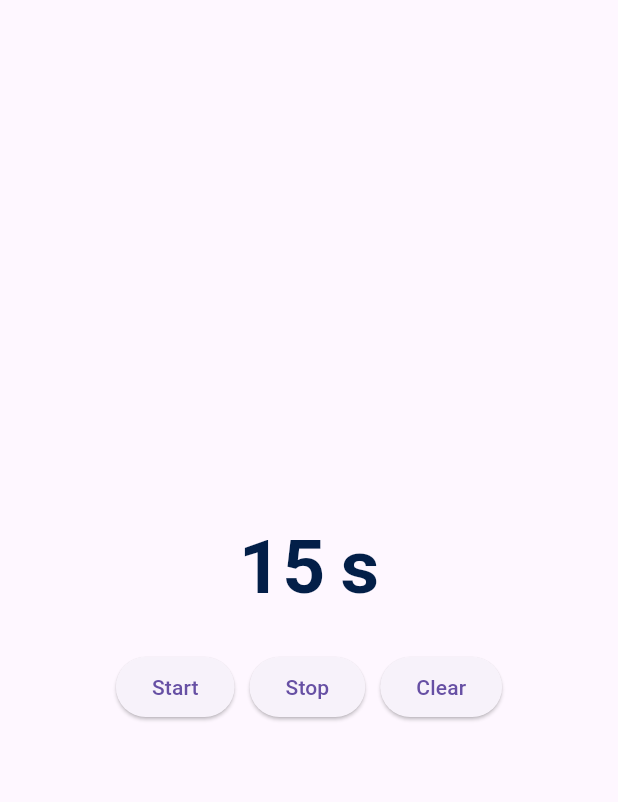
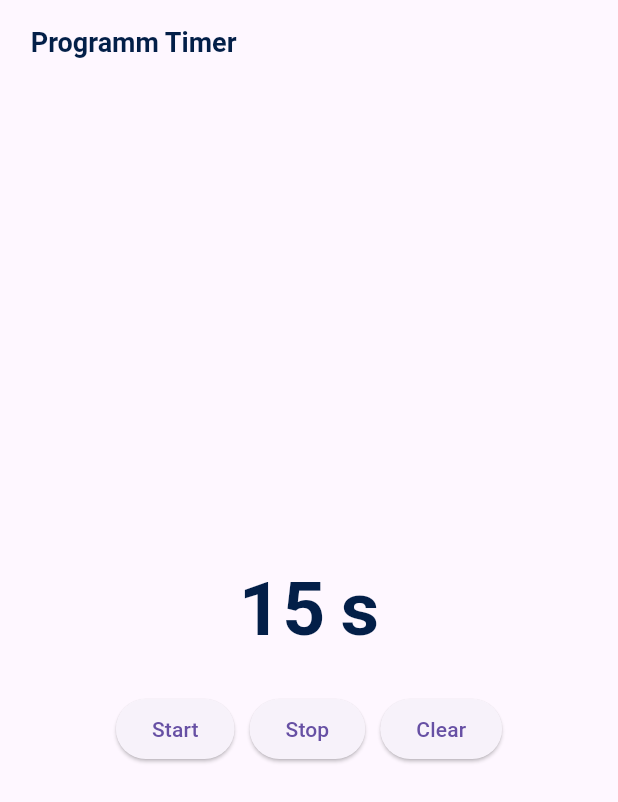
Before and after one commit to komvik/timer_app, a Flutter app: the screen it shows after launch, on a phone screen of 412 x 824 dp. Shown: the top 802 px of the screen. Run offline on Flutter 3.47's test engine with Material 3 defaults, Android fonts, the phone set to English and light mode, and no system bars.

Commit message:
add  AppBar

```diff
--- a/lib/main.dart
+++ b/lib/main.dart
@@ -6,12 +6,21 @@ void main() {
 
 class MainApp extends StatelessWidget {
   const MainApp({super.key});
-  final sTsTcL = "Anfang";
+  final sTsTcL = " Programm Timer";
 
   @override
   Widget build(BuildContext context) {
     return MaterialApp(
       home: Scaffold(
+        appBar: AppBar(
+          title: Text(
+            sTsTcL,
+            style: const TextStyle(
+                fontSize: 18,
+                color: Color.fromARGB(255, 3, 31, 72),
+                fontWeight: FontWeight.bold),
+          ),
+        ),
         body: Center(
           child: Column(
             mainAxisAlignment: MainAxisAlignment.center,
```
